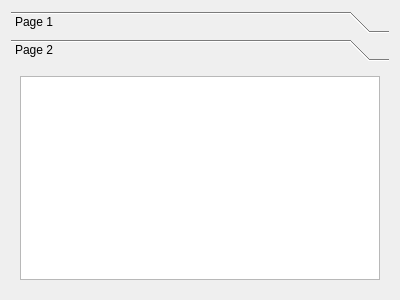
Before: the Qt Designer form new-version/objecttab.ui in Eteru/ELF-Detective, drawn with Qt 5.
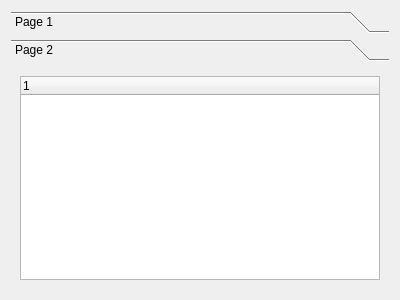
After: the same form once the commit is applied. The open tabs and pages were chosen to show the change.

Patch:
```diff
--- a/new-version/objecttab.ui
+++ b/new-version/objecttab.ui
@@ -51,7 +51,23 @@
       </attribute>
       <layout class="QVBoxLayout" name="verticalLayout_3">
        <item>
-        <widget class="QTreeView" name="objFunctionsTree"/>
+        <widget class="QTreeWidget" name="objFunctionsTree">
+         <property name="styleSheet">
+          <string notr="true">QTreeView::item:selected {
+    background: #add8e6;
+	color: #000;
+}
+QTreeView::item:selected:!active {
+	background: #add8e6;
+	color: #000;
+}</string>
+         </property>
+         <column>
+          <property name="text">
+           <string notr="true">1</string>
+          </property>
+         </column>
+        </widget>
        </item>
       </layout>
      </widget>
```
Left out of the diff: 15 changed lines with no effect on the pictures.
